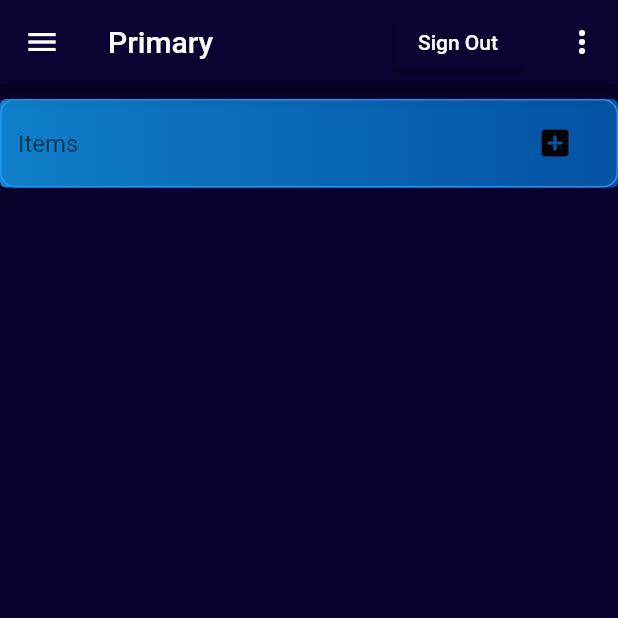
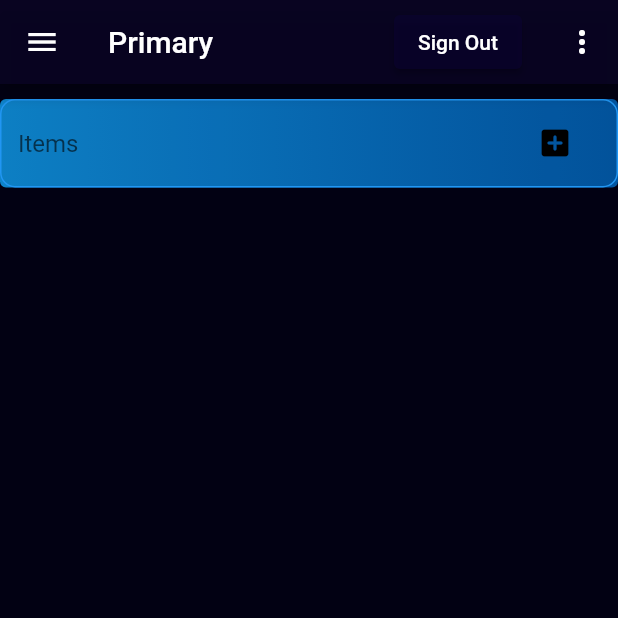
Before and after one commit to galib130/Task-Analyzer, a Flutter app: the screen it shows once a user with an empty profile is signed in, on a phone screen of 412 x 824 dp, the top half of it. Run offline on Flutter 3.47's test engine with Material 2 defaults, Android fonts, the phone set to English and light mode, and no system bars; drawn by our look-alikes of flutter_typeahead; our stand-ins replace charts_flutter, cloud_firestore, firebase_auth, firebase_core, firebase_messaging, flutter_local_notifications and 3 more; missing offline and left inert: cloud_firestore_web, firebase_auth_web, firebase_core_web, firebase_messaging_web, flutter_keyboard_visibility_web; accounts and stored records are empty.

Commit message:
changes made to notification system and ui

```diff
--- a/lib/Themes.dart
+++ b/lib/Themes.dart
@@ -2,13 +2,13 @@ import 'package:flutter/cupertino.dart';
 import 'package:flutter/material.dart';
 
 class ThemeStyles {
-  Color PrimaryDrawerButtonColor = Color.fromARGB(255, 10, 2, 49);
+  Color PrimaryDrawerButtonColor = Color.fromARGB(157, 10, 2, 49);
   Color OnPrimaryDrawerButtonColor = Color.fromARGB(255, 247, 244, 244);
   Color ShadowDrawerButtonColor = Color.fromARGB(255, 20, 2, 61);
   double Drawerelevation = 10;
-  Color ListViewColorPrimaryFirst = Color.fromARGB(235, 3, 14, 117);
+  Color ListViewColorPrimaryFirst = Color.fromARGB(178, 4, 70, 100);
   Color ListViewColorSecondaryFirst = Color.fromARGB(207, 99, 127, 255);
-  Color ListViewColorPrimarySecond = Color.fromARGB(235, 3, 14, 117);
+  Color ListViewColorPrimarySecond = Color.fromARGB(178, 4, 70, 100);
   Color ListViewColorSecondarySecond = Color.fromARGB(207, 99, 127, 255);
   ButtonStyle? DrawerStyle;
 
--- a/lib/charts/chart.dart
+++ b/lib/charts/chart.dart
@@ -4,6 +4,7 @@ import 'package:charts_flutter/flutter.dart' as charts;
 import 'package:firebase_auth/firebase_auth.dart';
 import 'package:cloud_firestore/cloud_firestore.dart';
 import 'package:flutter/material.dart';
+import 'package:intl/intl.dart';
 
 class Session_Object {
   final int value;
--- a/lib/home screen/TestAppState.dart
+++ b/lib/home screen/TestAppState.dart
@@ -698,7 +698,7 @@ class TestAppState extends State<TestApp> {
         decoration: BoxDecoration(
             //image:  DecorationImage(image: new AssetImage('assets/gradient.png'),fit: BoxFit.cover)
 
-            color: Color.fromARGB(255, 8, 2, 44)),
+            color: Color.fromARGB(255, 2, 1, 19)),
         child: Column(
             mainAxisAlignment: MainAxisAlignment.start,
             crossAxisAlignment: CrossAxisAlignment.start,
```
Also changed, not shown: lib/home screen/ListView.dart (+26 -11 lines).
